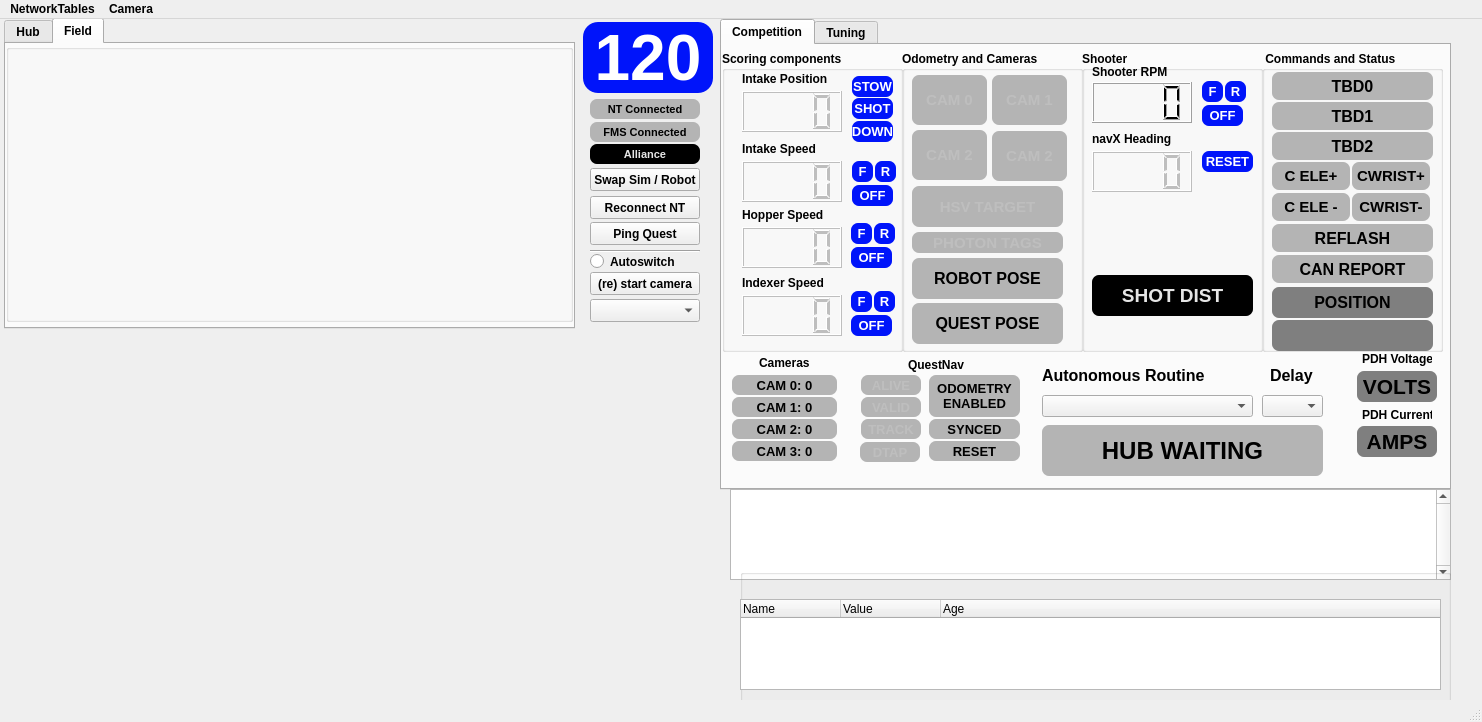
Qt form gui/layout_2026.ui (aesatchien/FRC2429_2026) before a commit.
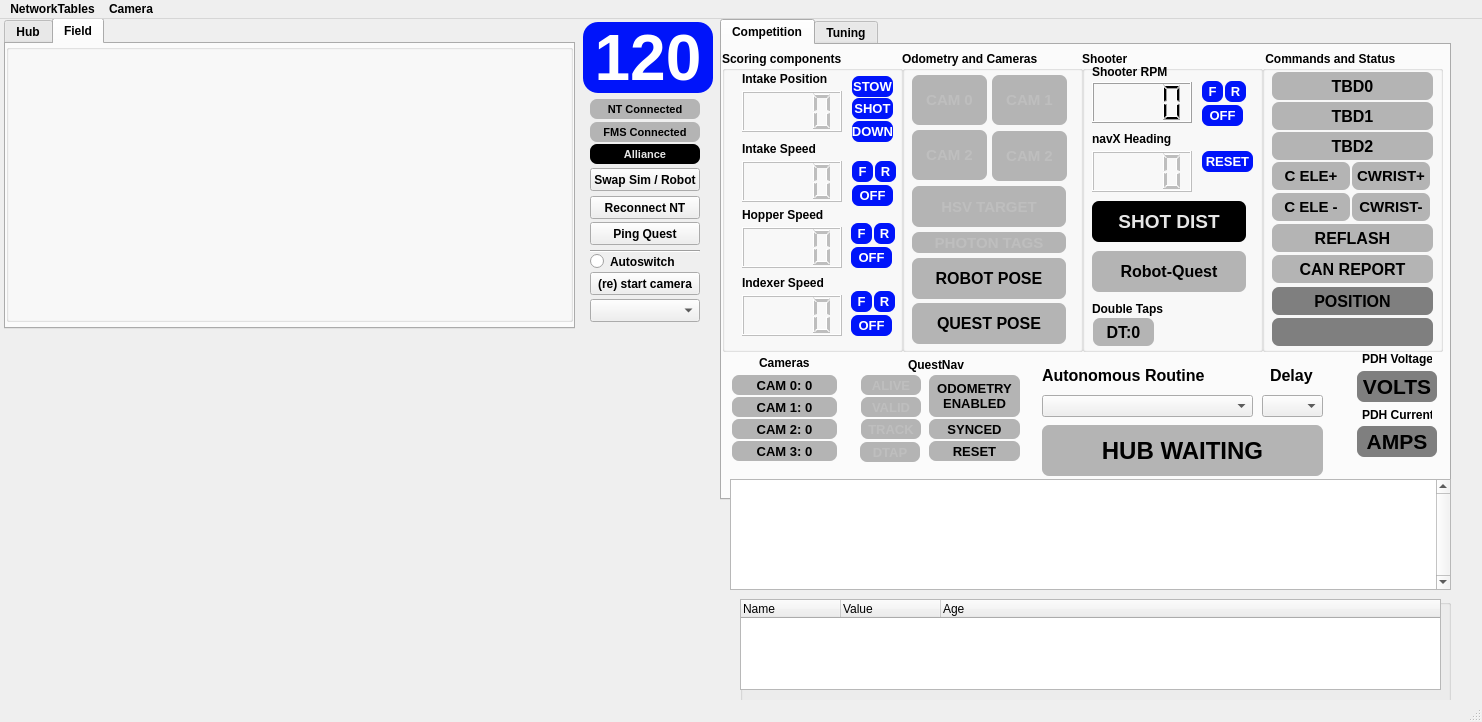
The same form after that commit. Icons and pictures are not drawn. Custom widgets are drawn as their Qt base class.

Commit message: lower dtap wait time, add dtap count tracking

What changed in the file:
```diff
--- a/gui/layout_2026.ui
+++ b/gui/layout_2026.ui
@@ -27,9 +27,9 @@
     <property name="geometry">
      <rect>
       <x>730</x>
-      <y>470</y>
+      <y>460</y>
       <width>721</width>
-      <height>91</height>
+      <height>111</height>
      </rect>
     </property>
     <property name="verticalScrollBarPolicy">
@@ -45,7 +45,7 @@
       <x>720</x>
       <y>0</y>
       <width>731</width>
-      <height>471</height>
+      <height>481</height>
      </rect>
     </property>
     <property name="currentIndex">
@@ -272,8 +272,8 @@
        <property name="geometry">
         <rect>
          <x>10</x>
-         <y>224</y>
-         <width>161</width>
+         <y>150</y>
+         <width>154</width>
          <height>41</height>
         </rect>
        </property>
@@ -300,6 +300,88 @@
         <set>Qt::AlignCenter</set>
        </property>
       </widget>
+      <widget class="ClickableQLabel" name="qlabel_pose_indicator_2">
+       <property name="enabled">
+        <bool>true</bool>
+       </property>
+       <property name="geometry">
+        <rect>
+         <x>10</x>
+         <y>200</y>
+         <width>154</width>
+         <height>41</height>
+        </rect>
+       </property>
+       <property name="font">
+        <font>
+         <family>Segoe UI</family>
+         <pointsize>12</pointsize>
+         <bold>true</bold>
+        </font>
+       </property>
+       <property name="styleSheet">
+        <string notr="true">border: 7px;
+border-radius: 7px;
+background-color:rgb(180,180,180);</string>
+       </property>
+       <property name="text">
+        <string>Robot-Quest</string>
+       </property>
+       <property name="textFormat">
+        <enum>Qt::AutoText</enum>
+       </property>
+       <property name="alignment">
+        <set>Qt::AlignCenter</set>
+       </property>
+      </widget>
+      <widget class="WarningLabel" name="qlabel_questnav_dtap_count_monitor">
+       <property name="enabled">
+        <bool>true</bool>
+       </property>
+       <property name="geometry">
+        <rect>
+         <x>11</x>
+         <y>267</y>
+         <width>61</width>
+         <height>28</height>
+        </rect>
+       </property>
+       <property name="font">
+        <font>
+         <family>Segoe UI</family>
+         <pointsize>12</pointsize>
+         <bold>true</bold>
+        </font>
+       </property>
+       <property name="styleSheet">
+        <string notr="true">border: 7px;
+border-radius: 7px;
+background-color:rgb(180,180,180);
+</string>
+       </property>
+       <property name="text">
+        <string>DT:0</string>
+       </property>
+       <property name="textFormat">
+        <enum>Qt::AutoText</enum>
+       </property>
+       <property name="alignment">
+        <set>Qt::AlignCenter</set>
+       </property>
+      </widget>
+      <widget class="QLabel" name="label_19">
+       <property name="geometry">
+        <rect>
+         <x>10</x>
+         <y>250</y>
+         <width>71</width>
+         <height>16</height>
+        </rect>
+       </property>
+       <property name="text">
+        <string>Double Taps</string>
+       </property>
+      </widget>
      </widget>
      <widget class="QGroupBox" name="groupBox">
       <property name="geometry">
@@ -934,7 +1016,7 @@
         <rect>
          <x>10</x>
          <y>207</y>
-         <width>151</width>
+         <width>154</width>
          <height>41</height>
         </rect>
        </property>
@@ -1036,7 +1118,7 @@
         <rect>
          <x>10</x>
          <y>181</y>
-         <width>151</width>
+         <width>154</width>
          <height>21</height>
         </rect>
        </property>
@@ -1104,7 +1186,7 @@
         <rect>
          <x>10</x>
          <y>252</y>
-         <width>151</width>
+         <width>154</width>
          <height>41</height>
         </rect>
        </property>
@@ -1138,7 +1220,7 @@
         <rect>
          <x>10</x>
          <y>135</y>
-         <width>151</width>
+         <width>154</width>
          <height>41</height>
         </rect>
        </property>
@@ -1320,7 +1402,7 @@
          <x>10</x>
          <y>236</y>
          <width>161</width>
-         <height>31</height>
+         <height>28</height>
         </rect>
        </property>
        <property name="font">
@@ -1522,9 +1604,9 @@
        <property name="geometry">
         <rect>
          <x>10</x>
-         <y>269</y>
+         <y>267</y>
          <width>161</width>
-         <height>31</height>
+         <height>28</height>
         </rect>
        </property>
        <property name="font">
@@ -2672,9 +2754,9 @@
     <property name="geometry">
      <rect>
       <x>740</x>
-      <y>550</y>
+      <y>580</y>
       <width>711</width>
-      <height>141</height>
+      <height>111</height>
      </rect>
     </property>
     <property name="title">
@@ -2684,7 +2766,7 @@
      <property name="geometry">
       <rect>
        <x>0</x>
-       <y>30</y>
+       <y>0</y>
        <width>701</width>
        <height>91</height>
       </rect>
```
The commit also changes 4 other files.
